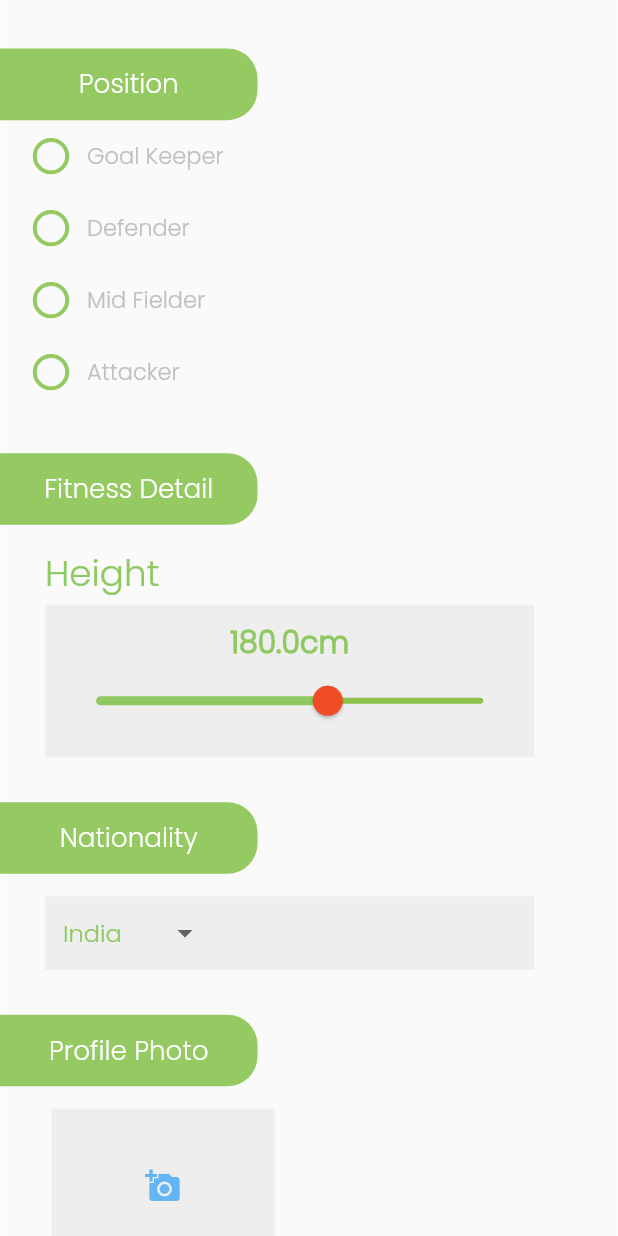
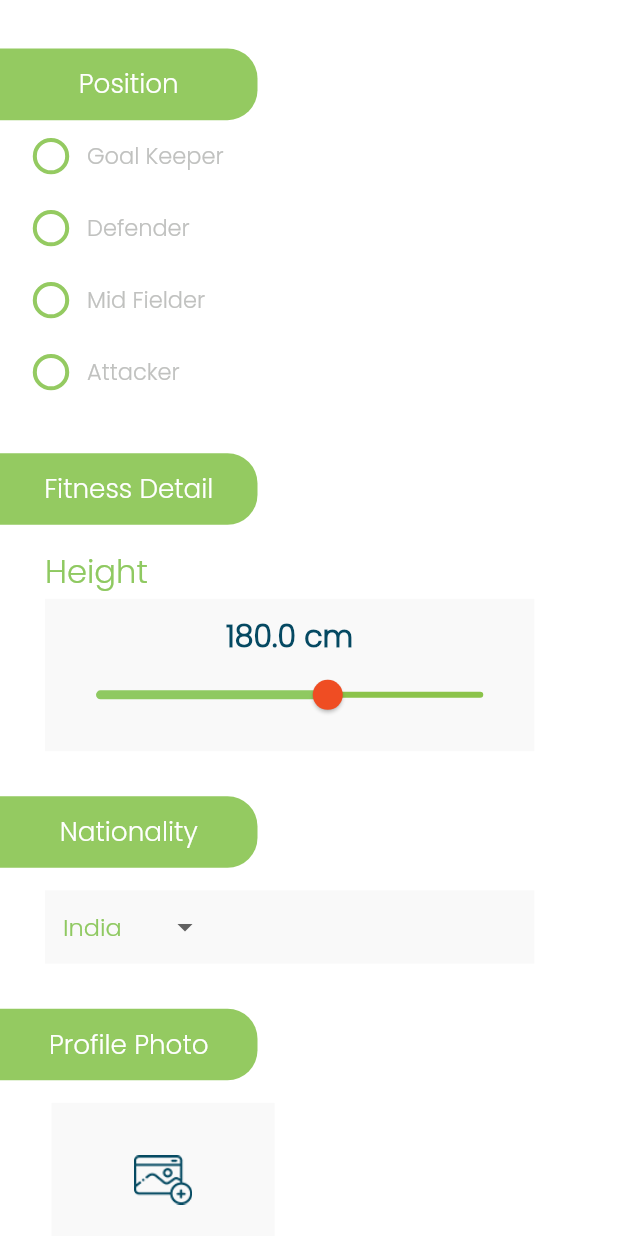
Before and after one commit to alphadead/project1, a Flutter app: the ProfilePage screen opened directly, scrolled down 576 dp, on a phone screen of 412 x 824 dp. Run offline on Flutter 3.47's test engine with Material 2 defaults, Android fonts, the phone set to English and light mode, and no system bars; our stand-ins replace device_preview, flutter_screenutil, flutter_svg, get_it, shared_preferences; accounts and stored records are empty.

Commit message:
improved the ui

```diff
--- a/lib/ui/loginPages/profile.dart
+++ b/lib/ui/loginPages/profile.dart
@@ -30,6 +30,7 @@ class ProfilePage extends StatelessWidget {
   Widget build(BuildContext context) {
     return SafeArea(
       child: Scaffold(
+        backgroundColor: Colors.white,
         body: SingleChildScrollView(
           child: Column(
             mainAxisAlignment: MainAxisAlignment.spaceBetween,
@@ -376,7 +377,7 @@ class _FitnessDetailState extends State<FitnessDetail> {
                     ),
                     Text(
                       "Height",
-                      style: TextStyle(color: inputText, fontSize: 20.h),
+                      style: TextStyle(color: inputText, fontSize: 18.h),
                     ),
                     SizedBox(
                       height: 2.h,
@@ -385,13 +386,13 @@ class _FitnessDetailState extends State<FitnessDetail> {
                       padding: EdgeInsets.all(10),
                       height: 85.h,
                       width: 285.w,
-                      color: Colors.grey[200],
+                      color: Color.fromRGBO(249, 249, 249, 1),
                       child: Column(
                         children: [
                           Text(
-                            "$sliderVal" + "cm",
+                            "$sliderVal" + " cm",
                             style: TextStyle(
-                                color: inputText,
+                                color: headAndIcon,
                                 fontSize: 20,
                                 fontWeight: FontWeight.w900),
                           ),
@@ -410,7 +411,8 @@ class _FitnessDetailState extends State<FitnessDetail> {
                                 setState(() {
                                   sliderVal = val;
                                 });
-                                }),
+                              },
+                            ),
                           ),
                         ],
                       ),
@@ -450,7 +452,7 @@ class _NationalityState extends State<Nationality> {
               children: [
                 Container(
                   padding: EdgeInsets.all(12),
-                  color: Colors.grey[200],
+                  color: Color.fromRGBO(249, 249, 249, 1),
                   width: 285.w,
                   height: 41.h,
                   child: DropdownButton<String>(
@@ -509,13 +511,13 @@ class _ProfilePhotoState extends State<ProfilePhoto> {
                 Container(
                   height: 86.h,
                   width: 130.w,
-                  color: Colors.grey[200],
+                  color: Color.fromRGBO(249, 249, 249, 1),
                   child: Center(
-                    child: Icon(
-                      Icons.add_a_photo,
-                      color: Colors.blue[300],
-                    ),
-                  ),
+                      child: Image.asset(
+                    "assets/images/add_image_1.webp",
+                    height: 28.h,
+                    width: 34.w,
+                  )),
                 ),
               ],
             ),
@@ -550,28 +552,27 @@ class _SkillVideoState extends State<SkillVideo> {
                   Container(
                     height: 86.h,
                     width: 130.w,
-                  color: Colors.grey[200],
+                    color: Color.fromRGBO(249, 249, 249, 1),
                     child: Center(
-                    child: Icon(
-                      Icons.video_label,
-                      color: Colors.blue[300],
-                    ),
-                  ),
+                        child: Image.asset(
+                      "assets/images/add_video_copy.webp",
+                      height: 28.h,
+                      width: 34.w,
+                    )),
                   ),
                   Container(
                     height: 86.h,
                     width: 130.w,
-                  color: Colors.grey[200],
+                    color: Color.fromRGBO(249, 249, 249, 1),
                     child: Center(
-                    child: Icon(
-                      Icons.video_label,
-                      color: Colors.blue[300],
+                        child: Image.asset(
+                      "assets/images/add_video_copy.webp",
+                      height: 28.h,
+                      width: 34.w,
+                    )),
                   ),
+                ]),
           ),
-                )
-              ],
-            ),
-          )
         ],
       ),
     );
--- a/lib/ui/utils/color.dart
+++ b/lib/ui/utils/color.dart
@@ -9,3 +9,4 @@ const inactiveColor = Color.fromRGBO(99, 186, 70, 0.5);
 const titleText = Color.fromRGBO(255, 255, 255, 1);
 const profileContainerColor = Color(0xff94ca61);
 const lightGrey = Color(0xffc0c1bf);
+const headAndIcon = Color.fromRGBO(5, 73, 98, 1);
```
Also changed, not shown: assets/images/add_image_1.webp (added), assets/images/add_video_copy.webp (added). Lines whose indentation alone changed are shown as unchanged.
